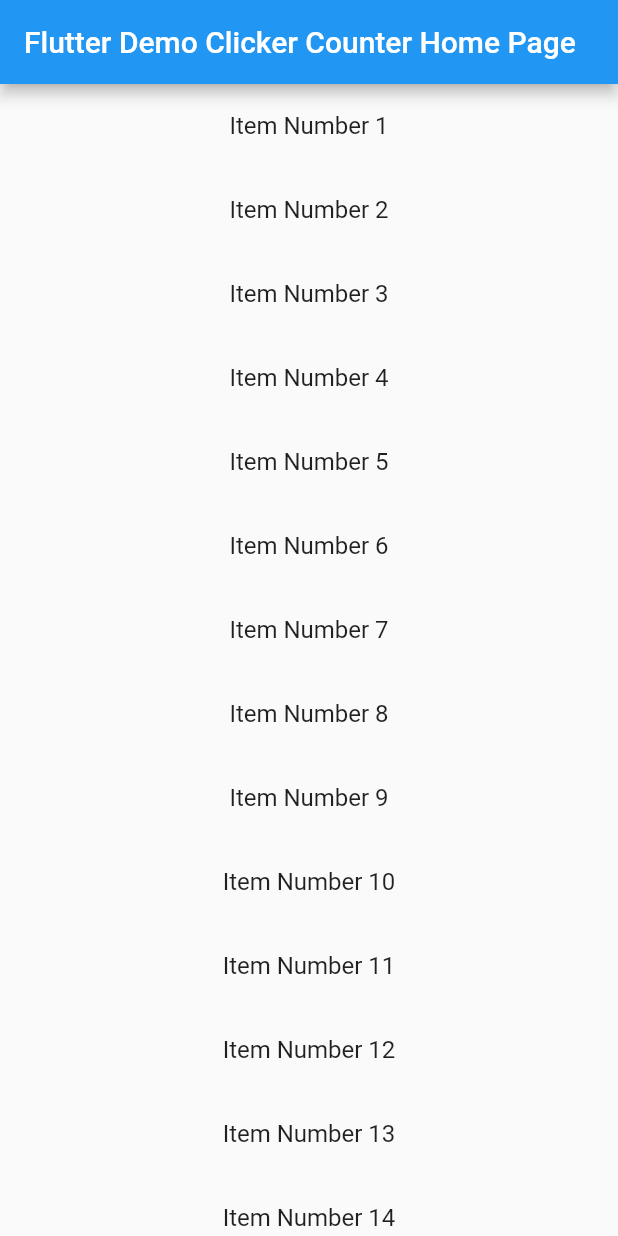
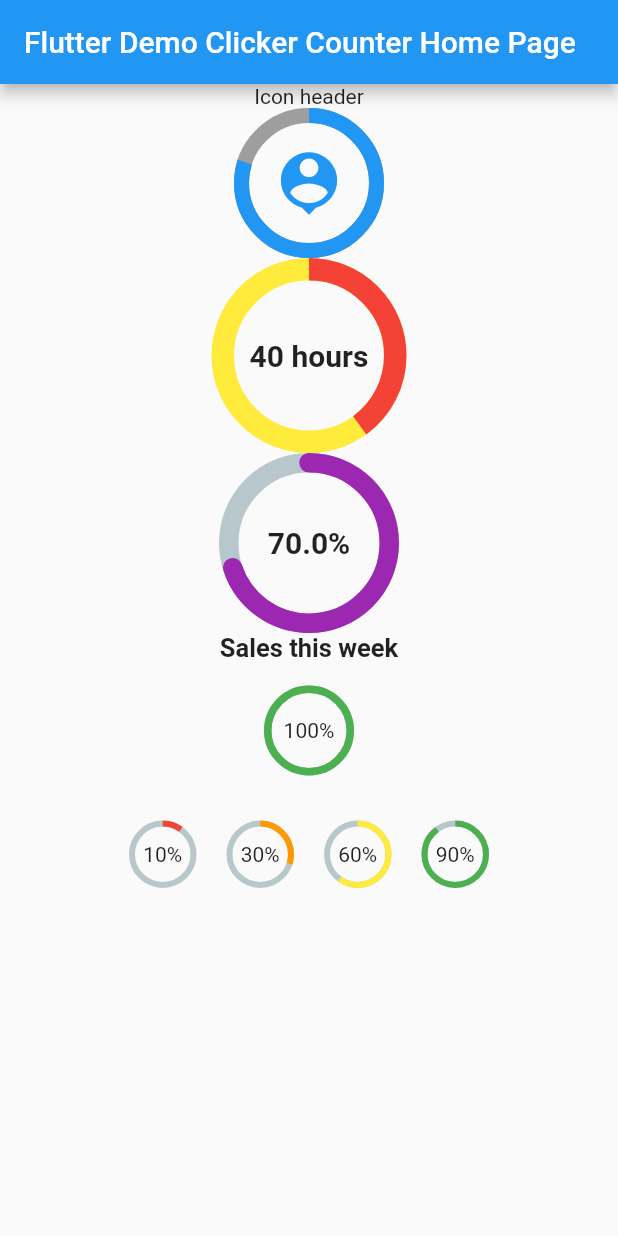
Before and after one commit to aceead/new_wedgits_flutter, a Flutter app: the screen it shows after launch, on a phone screen of 412 x 824 dp. Run offline on Flutter 3.47's test engine with Material 2 defaults, Android fonts, the phone set to English and light mode, and no system bars; drawn by our look-alikes of percent_indicator; our stand-ins replace image_picker, marquee.

```diff
--- a/lib/main.dart
+++ b/lib/main.dart
@@ -2,6 +2,7 @@ import 'package:flutter/material.dart';
 import 'package:marquee/marquee.dart';
 import 'package:image_picker/image_picker.dart';
 import 'dart:io';
+import 'package:percent_indicator/percent_indicator.dart';
 
 import 'my_color.dart';
 
@@ -76,7 +77,109 @@ class _MyHomePageState extends State<MyHomePage> {
       // body: imagePicker(),
       // floatingActionButton: imagePFAP(),
       //body: formFielsBuilder(),
-      body: lvDismissble(),
+      //body: lvDismissble(),
+      body: Center(
+        child: ListView(children: <Widget>[
+          new CircularPercentIndicator(
+            radius: 100.0,
+            lineWidth: 10.0,
+            percent: 0.8,
+            header: new Text("Icon header"),
+            center: new Icon(
+              Icons.person_pin,
+              size: 50.0,
+              color: Colors.blue,
+            ),
+            backgroundColor: Colors.grey,
+            progressColor: Colors.blue,
+          ),
+          new CircularPercentIndicator(
+            radius: 130.0,
+            animation: true,
+            animationDuration: 1200,
+            lineWidth: 15.0,
+            percent: 0.4,
+            center: new Text(
+              "40 hours",
+              style: new TextStyle(fontWeight: FontWeight.bold, fontSize: 20.0),
+            ),
+            circularStrokeCap: CircularStrokeCap.butt,
+            backgroundColor: Colors.yellow,
+            progressColor: Colors.red,
+          ),
+          new CircularPercentIndicator(
+            radius: 120.0,
+            lineWidth: 13.0,
+            animation: true,
+            percent: 0.7,
+            center: new Text(
+              "70.0%",
+              style: new TextStyle(fontWeight: FontWeight.bold, fontSize: 20.0),
+            ),
+            footer: new Text(
+              "Sales this week",
+              style: new TextStyle(fontWeight: FontWeight.bold, fontSize: 17.0),
+            ),
+            circularStrokeCap: CircularStrokeCap.round,
+            progressColor: Colors.purple,
+          ),
+          Padding(
+            padding: EdgeInsets.all(15.0),
+            child: new CircularPercentIndicator(
+              radius: 60.0,
+              lineWidth: 5.0,
+              percent: 1.0,
+              center: new Text("100%"),
+              progressColor: Colors.green,
+            ),
+          ),
+          Container(
+            padding: EdgeInsets.all(15.0),
+            child: new Row(
+              mainAxisAlignment: MainAxisAlignment.center,
+              children: <Widget>[
+                new CircularPercentIndicator(
+                  radius: 45.0,
+                  lineWidth: 4.0,
+                  percent: 0.10,
+                  center: new Text("10%"),
+                  progressColor: Colors.red,
+                ),
+                new Padding(
+                  padding: EdgeInsets.symmetric(horizontal: 10.0),
+                ),
+                new CircularPercentIndicator(
+                  radius: 45.0,
+                  lineWidth: 4.0,
+                  percent: 0.30,
+                  center: new Text("30%"),
+                  progressColor: Colors.orange,
+                ),
+                new Padding(
+                  padding: EdgeInsets.symmetric(horizontal: 10.0),
+                ),
+                new CircularPercentIndicator(
+                  radius: 45.0,
+                  lineWidth: 4.0,
+                  percent: 0.60,
+                  center: new Text("60%"),
+                  progressColor: Colors.yellow,
+                ),
+                new Padding(
+                  padding: EdgeInsets.symmetric(horizontal: 10.0),
+                ),
+                new CircularPercentIndicator(
+                  radius: 45.0,
+                  lineWidth: 4.0,
+                  percent: 0.90,
+                  center: new Text("90%"),
+                  progressColor: Colors.green,
+                )
+              ],
+            ),
+          )
+        ]),
+      ),
     );
   }
 
--- a/pubspec.yaml
+++ b/pubspec.yaml
@@ -25,6 +25,7 @@ dependencies:
   cupertino_icons: ^0.1.2
   marquee: ^2.2.0
   image_picker: ^0.8.4+1
+  percent_indicator: ^3.4.0
 
 dev_dependencies:
   flutter_test:
```
